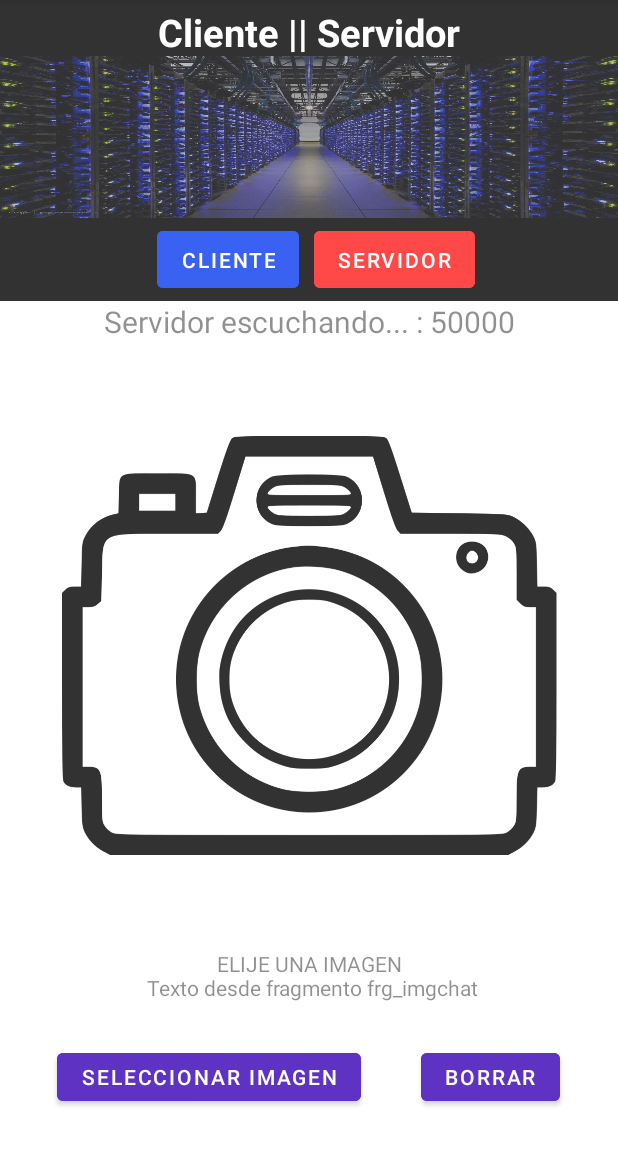
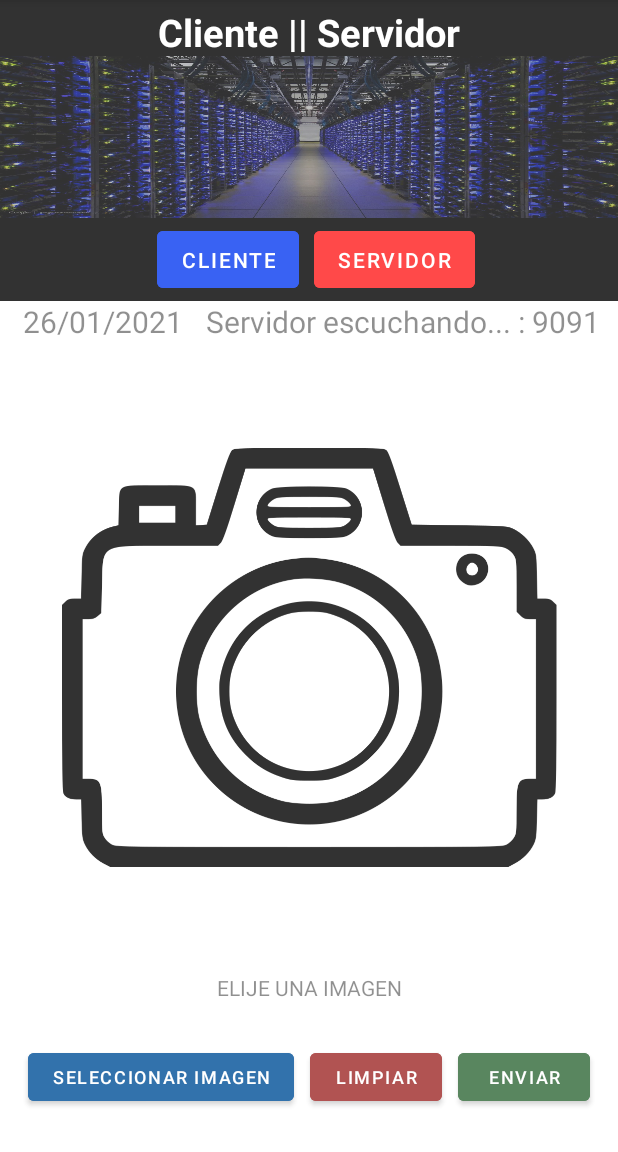
Before and after one commit to Rober-Sonda/socketsimgtxt_Java, an Android app: the fragment frg_imgChat placed in its activity, after a tap on "SELECCIONAR IMAGEN", on a phone screen of 412 x 824 dp, the part 84-1236 px from its top. Run offline under Robolectric (Android 15) with nearby library versions, the phone set to English and light mode, and no system bars; Roboto replaces fonts that are not available here; 2 other taps on this screen came first.

Commit message:
Ya por mostrar la imagen enviada por el cliente recibida del lado del servidor

```diff
--- a/app/src/main/AndroidManifest.xml
+++ b/app/src/main/AndroidManifest.xml
@@ -3,6 +3,7 @@
     xmlns:tools="http://schemas.android.com/tools"
     package="com.rober.imagesockects">
 <!--    <uses-permission android:name="android.permission.MANAGE_EXTERNAL_STORAGE"/>-->
+    <uses-permission android:name="android.permission.WRITE_EXTERNAL_STORAGE" />
     <uses-permission android:name="android.permission.READ_EXTERNAL_STORAGE"/>
     <uses-permission android:name="android.permission.ACCESS_WIFI_STATE" />
     <uses-permission android:name="android.permission.INTERNET"/>
--- a/app/src/main/java/com/rober/imagesockects/GlobalInfo.java
+++ b/app/src/main/java/com/rober/imagesockects/GlobalInfo.java
@@ -1,5 +1,6 @@
 package com.rober.imagesockects;
 
+import android.net.Uri;
 import android.util.Log;
 
 import androidx.appcompat.app.AlertDialog;
@@ -9,17 +10,22 @@ import com.google.android.material.dialog.MaterialAlertDialogBuilder;
 import java.net.Inet4Address;
 import java.net.InetAddress;
 import java.net.NetworkInterface;
+import java.text.SimpleDateFormat;
 import java.util.Collections;
+import java.util.Date;
 import java.util.List;
 import java.util.Locale;
 
 public class GlobalInfo {
         public static byte Rol = 1; // 0:Cancelado | 1:Servidor | 2:Cliente
-        public static final int PORT = 50000;
+        public static final int PORT = 9091;
         public static final String IPServidor = "192.168.88.42";
+        public static Uri URL_IMAGEN = null;
         public static final String IPAddress = getIP();
+        public static byte queEnvio = 0; // 1:Texto | 2:Imagen
+        private String fechaActual;
 
-//        public static MaterialAlertDialogBuilder alert = null;
+        //        public static MaterialAlertDialogBuilder alert = null;
         public static String getIP(){
                 List<InetAddress> addrs;
                 String address = "";
@@ -38,4 +44,13 @@ public class GlobalInfo {
                 }
                 return address;
         }
+
+        public static String fechaActual(){
+                String Today;
+                Date objDate = new Date(); // Sistema actual La fecha y la hora se asignan a objDate
+                String strDateFormat = "dd/MM/yyyy"; // Especifico el formato de la fecha
+                SimpleDateFormat objSDF = new SimpleDateFormat(strDateFormat); // La cadena de formato de fecha se pasa como un argumento al objeto
+                Today = objSDF.format(objDate);
+                return Today;
+        }
 }
--- a/app/src/main/java/com/rober/imagesockects/MainActivity.java
+++ b/app/src/main/java/com/rober/imagesockects/MainActivity.java
@@ -12,7 +12,6 @@ import android.content.pm.PackageManager;
 import android.net.Uri;
 import android.os.Build;
 import android.os.Bundle;
-import android.telephony.SmsManager;
 import android.util.AttributeSet;
 import android.util.Log;
 import android.view.Gravity;
@@ -33,25 +32,32 @@ import androidx.appcompat.app.AppCompatActivity;
 import androidx.core.app.ActivityCompat;
 import org.jetbrains.annotations.NotNull;
 
+import java.io.BufferedInputStream;
+import java.io.FileInputStream;
+import java.io.FileNotFoundException;
 import java.io.IOException;
+import java.io.InputStream;
+import java.text.SimpleDateFormat;
+import java.util.Date;
 
 import static com.rober.imagesockects.GlobalInfo.IPAddress;
+import static com.rober.imagesockects.GlobalInfo.IPServidor;
 import static com.rober.imagesockects.GlobalInfo.PORT;
 
 public class MainActivity extends AppCompatActivity {
     private static final int REQUEST_PERMISSION_CODE = 1777;
     private static final int REQUEST_IMAGE_GALLERY = 2777;
+    private View datos;
+    ImageView Marco;
+    TextView titulo, txtfecha;
+    Button btnCliente, btnServidor, btnGallery, btnLimpiarChattxv, btnSendTxt, btnSenImg;
 //    Socket SocketCliente = new Socket(IPServidor, PORT);
 //    Cliente cliente = new Cliente(SocketCliente);
+
 
     public MainActivity() throws IOException {
 
     }
-
-    private View datos;
-    ImageView Marco;
-    TextView titulo;
-    Button btnCliente, btnServidor, btnGallery, btnLimpiarChattxv;
 
     @SuppressLint("ResourceType")
     @Override
@@ -60,8 +66,11 @@ public class MainActivity extends AppCompatActivity {
         setContentView(R.layout.activity_main);
         btnCliente = findViewById(R.id.btnCliente);
         btnServidor = findViewById(R.id.btnServidor);
+        txtfecha = findViewById(R.id.txv_fecha_id);
 
-
+        String strDateFormat = "dd/MM/yyyy"; // Especifico el formato de la fecha
+        SimpleDateFormat objSDF = new SimpleDateFormat(strDateFormat); // La cadena de formato de fecha se pasa como un argumento al objeto
+        txtfecha.setText(GlobalInfo.fechaActual()); // El formato de fecha se aplica a la fecha actual
         btnServidor.setOnClickListener(new View.OnClickListener() {
             @Override
             public void onClick(View v) {
@@ -79,6 +88,7 @@ public class MainActivity extends AppCompatActivity {
                 new Thread(new Runnable() {
                     String msj = "";
                     LinearLayout linearLayout = findViewById(R.id.chat_id);
+
                     @Override
                     public void run() {
                         Servidor servidor = new Servidor(IPAddress, PORT, MainActivity.this);
@@ -124,7 +134,6 @@ public class MainActivity extends AppCompatActivity {
     @Override
     public View onCreateView(@Nullable View parent, @NonNull String name, @NonNull Context context, @NonNull AttributeSet attrs) {
         return super.onCreateView(parent, name, context, attrs);
-
     }
 
     private void abrirGaleria() {
@@ -143,6 +152,7 @@ public class MainActivity extends AppCompatActivity {
                 Log.i("TAG", "Result" + resultCode);
                 Uri imagen = data.getData();
                 System.out.println(imagen);
+                GlobalInfo.URL_IMAGEN = imagen;
                 if (Marco != null) {
                     Marco.setImageURI(imagen);
                 } else {
@@ -186,10 +196,11 @@ public class MainActivity extends AppCompatActivity {
     @Override
     public boolean onOptionsItemSelected(MenuItem item) {
         if (item.getItemId() == R.id.mnimg_id) {
+            GlobalInfo.queEnvio = 2; //Bandera para saber que envio una imagen
             cargarBlankFrag(R.id.frg_Content);
             cargarimgChatFrag(R.id.frg_Content);
         } else if (item.getItemId() == R.id.mnmsj_id) {
-//            borrarfrag(R.id.frg_Content);
+            GlobalInfo.queEnvio = 1; //Bandera para saber que envio una imagen
             cargarBlankFrag(R.id.frg_Content);
             cargartxtChatFrag(R.id.frg_Content);
         } else if (item.getItemId() == R.id.mnsalir_id) {
@@ -249,6 +260,7 @@ public class MainActivity extends AppCompatActivity {
         builder.setPositiveButton("TEXTO", new DialogInterface.OnClickListener() {
             @Override
             public void onClick(DialogInterface dialog, int which) {
+                GlobalInfo.queEnvio = 1;
                 cargarBlankFrag(R.id.frg_Content);
                 cargartxtChatFrag(R.id.frg_Content);
                 dialog.dismiss();
@@ -256,6 +268,7 @@ public class MainActivity extends AppCompatActivity {
         }).setNegativeButton("IMAGENES", new DialogInterface.OnClickListener() {
             @Override
             public void onClick(DialogInterface dialog, int which) {
+                GlobalInfo.queEnvio = 2;
                 cargarBlankFrag(R.id.frg_Content);
                 cargarimgChatFrag(R.id.frg_Content);
                 dialog.dismiss();
@@ -307,9 +320,34 @@ public class MainActivity extends AppCompatActivity {
                     }).start();
                 });
                 break;
-            case R.id.btnSendImg:
+//            case R.id.btnGallery:
+//                Marco = findViewById(R.id.imgchatid2);
+//                btnGallery = findViewById(R.id.btnSendTxt);
+//                btnGallery.setOnClickListener(new View.OnClickListener() {
+//                    @Override
+//                    public void onClick(View v) {
+//                        // tu acción
+//                        if (Build.VERSION.SDK_INT >= Build.VERSION_CODES.M) { //pido los permisos en tiempo de ejecucion
+//                            if (ActivityCompat.checkSelfPermission(MainActivity.this, Manifest.permission.READ_EXTERNAL_STORAGE) == PackageManager.PERMISSION_GRANTED) { //aca sabemos si los permisos estan habilitados o no
+//                                abrirGaleria();
+//                            } else {
+//                                ActivityCompat.requestPermissions(MainActivity.this, new String[]{Manifest.permission.READ_EXTERNAL_STORAGE}, REQUEST_PERMISSION_CODE);
+//                            }
+//                        } else {
+//                            abrirGaleria(); //abrimos la galeria porque damos por sentado que los permisos ya fueron otorgados
+//                        }
+//                    }
+//                });
+            default:
+                GlobalInfo.Rol = 2;
+                break;
+        }
+
+    }
+
+    public void ClickBtnGaleria(View view) {
         Marco = findViewById(R.id.imgchatid2);
-                btnGallery = findViewById(R.id.btnSendTxt);
+        btnGallery = findViewById(R.id.btnGallery);
         btnGallery.setOnClickListener(new View.OnClickListener() {
             @Override
             public void onClick(View v) {
@@ -325,17 +363,53 @@ public class MainActivity extends AppCompatActivity {
                 }
             }
         });
-            default:
-                GlobalInfo.Rol = 2;
-                break;
     }
 
+    public void EnviarImagen(View view) throws IOException {
+        GlobalInfo.queEnvio = 2;
+        runOnUiThread(new Runnable() {
+            @Override
+            public void run() {
+                ImageView imageView = findViewById(R.id.imageView2);
+                //mando lo escrito a la clase
+                Cliente cliente = null;
+                try {
+                    new Thread(new Cliente(MainActivity.this, GlobalInfo.URL_IMAGEN)).start();
+                } catch (IOException e) {
+                    e.printStackTrace();
+                    Toast.makeText(MainActivity.this, "Dibujar la imagen en el imageview", Toast.LENGTH_SHORT).show();
                 }
 
-    @Override
-    protected void onDestroy() {
-        super.onDestroy();
-        android.os.Process.killProcess(android.os.Process.myPid());
+
+                //luego de salir y enviar los datos al servidor modifico la vista
+
+            }
+        });
+    }
 }
 
-}
+                //if (GlobalInfo.URL_IMAGEN != null) {
+                //Uri URL_FUENTE_GALLERY = GlobalInfo.URL_IMAGEN;
+                ////            InputStream url_img = new BufferedInputStream(new FileInputStream(String.valueOf(URL_FUENTE_GALLERY)));
+                //InputStream url_img = getContentResolver().openInputStream(URL_FUENTE_GALLERY);
+                ////BufferedOutputStream fuente = new BufferedOutputStream(_SocketCliente.getOutputStream());
+                ////            InputStream url_img2 = new BufferedInputStream(new FileInputStream(URL_FUENTE_GALLERY.getPath()));
+                //int charsRead = 0;
+                //int i = url_img.read();
+                //
+                //byte[] buffer = new byte[5*1024*1024];
+                //
+                //
+                //while ((charsRead = url_img.read(buffer)) != -1) {
+                ////buffer2 += buffer.substring(0, charsRead);
+                //System.out.println(""+ charsRead);
+                //System.out.println(String.valueOf(buffer.length));
+                //Log.i("Cliente ", "enviando una imagen");
+                //}
+                //
+                //if (url_img != null) {
+                //url_img.close();
+                //}
+                //} else {
+                //System.out.println("Elije una imagen de la galeria");
+                //}
--- a/app/src/main/res/layout/activity_main.xml
+++ b/app/src/main/res/layout/activity_main.xml
@@ -83,20 +83,38 @@
             app:layout_constraintStart_toEndOf="@+id/btnCliente" />
     </LinearLayout>
 
-    <TextView
-        android:id="@+id/txv_clienteServidor_id"
+    <LinearLayout
         android:layout_width="match_parent"
         android:layout_height="wrap_content"
-        android:background="@color/white"
         android:gravity="center"
-        android:text="@string/hello_blank_fragment"
-        android:textSize="20sp" />
-
+        android:orientation="horizontal"
+        app:layout_constraintBottom_toBottomOf="parent"
+        app:layout_constraintEnd_toEndOf="parent"
+        app:layout_constraintHorizontal_bias="0.2"
+        app:layout_constraintStart_toStartOf="parent"
+        tools:ignore="MissingConstraints">
+        <TextView
+            android:id="@+id/txv_fecha_id"
+            android:layout_width="0dp"
+            android:layout_height="match_parent"
+            android:layout_weight="1"
+            android:background="@color/white"
+            android:gravity="center"
+            android:textSize="20sp" />
+        <TextView
+            android:id="@+id/txv_clienteServidor_id"
+            android:layout_width="0dp"
+            android:layout_height="match_parent"
+            android:layout_weight="2"
+            android:background="@color/white"
+            android:gravity="left"
+            android:text="@string/hello_blank_fragment"
+            android:textSize="20sp" />
+    </LinearLayout>
     <FrameLayout
         android:id="@+id/frg_Content"
         android:layout_width="match_parent"
         android:layout_height="match_parent"
         android:background="@color/white">
     </FrameLayout>
-
 </LinearLayout>
--- a/app/src/main/res/layout/frg_imgchat.xml
+++ b/app/src/main/res/layout/frg_imgchat.xml
@@ -30,9 +30,10 @@
             android:id="@+id/txtv_subtitulo"
             android:layout_width="match_parent"
             android:layout_height="wrap_content"
-            android:layout_gravity="top"
-            android:text="ELIJE UNA IMAGEN\n Texto desde fragmento frg_imgchat"
-            android:textAlignment="center" />
+            android:layout_gravity="center"
+            android:gravity="center"
+            android:text="ELIJE UNA IMAGEN" />
+
     </LinearLayout>
 
     <LinearLayout
@@ -47,14 +48,15 @@
         app:layout_constraintStart_toStartOf="parent"
         tools:ignore="MissingConstraints">
         <Button
-            android:id="@+id/btnSendImg"
+            android:id="@+id/btnGallery"
             android:layout_width="wrap_content"
             android:layout_height="44dp"
             android:gravity="center"
-            android:layout_margin="20dp"
-            android:backgroundTint="@color/purple_700"
-            android:onClick="onClick"
+            android:layout_margin="5dp"
+            android:textSize="12dp"
+            android:backgroundTint="#005098"
             android:text="SELECCIONAR IMAGEN"
+            android:onClick="ClickBtnGaleria"
             tools:ignore="OnClick" />
 
         <Button
@@ -62,11 +64,26 @@
             android:layout_width="wrap_content"
             android:layout_height="44dp"
             android:gravity="center"
-            android:layout_margin="20dp"
+            android:textSize="12dp"
+            android:layout_margin="5dp"
             android:layout_gravity="center"
-            android:backgroundTint="@color/purple_700"
+            android:backgroundTint="#9E2927"
             android:onClick="onClick"
-            android:text="BORRAR"
+            android:text="LIMPIAR"
+            app:layout_constraintBottom_toBottomOf="parent"
+            app:layout_constraintStart_toEndOf="@+id/btnSendTxt"
+            tools:ignore="OnClick" />
+        <Button
+            android:id="@+id/btnSendImg"
+            android:layout_width="wrap_content"
+            android:layout_height="44dp"
+            android:gravity="center"
+            android:textSize="12dp"
+            android:layout_margin="5dp"
+            android:layout_gravity="center"
+            android:backgroundTint="#306838"
+            android:onClick="EnviarImagen"
+            android:text="ENVIAR"
             app:layout_constraintBottom_toBottomOf="parent"
             app:layout_constraintStart_toEndOf="@+id/btnSendTxt"
             tools:ignore="OnClick" />
--- a/app/src/main/res/layout/frg_txtchat.xml
+++ b/app/src/main/res/layout/frg_txtchat.xml
@@ -67,7 +67,7 @@
         android:layout_width="match_parent"
         android:layout_height="wrap_content"
         android:layout_marginBottom="12dp"
-        android:text="ENVIA UN TEXTO\n Texto desde fragmento frg_txtChat"
+        android:text="ENVIA UN TEXTO"
         android:textAlignment="center"
         app:layout_constraintBottom_toTopOf="@+id/btnlimpiartxv_id"
         app:layout_constraintEnd_toEndOf="parent"
--- a/app/src/main/res/values/strings.xml
+++ b/app/src/main/res/values/strings.xml
@@ -2,8 +2,8 @@
     <string name="app_name">Sockets</string>
     <!-- TODO: Remove or change this placeholder text -->
     <string name="hello_blank_fragment">Hello blank fragment</string>
-    <string name="enviarmensajes">Enviar Mensajes</string>
-    <string name="enviarimagenes">Enviar Imágenes</string>
+    <string name="enviarmensajes">Enviar Texto</string>
+    <string name="enviarimagenes">Enviar Imágen</string>
     <string name="salir">Salir</string>
 
 </resources>
```
Also changed, not shown: app/src/main/java/com/rober/imagesockects/Cliente.java (+86 -15 lines), app/src/main/java/com/rober/imagesockects/Servidor.java (+112 -22 lines). Lines whose indentation alone changed are shown as unchanged.
